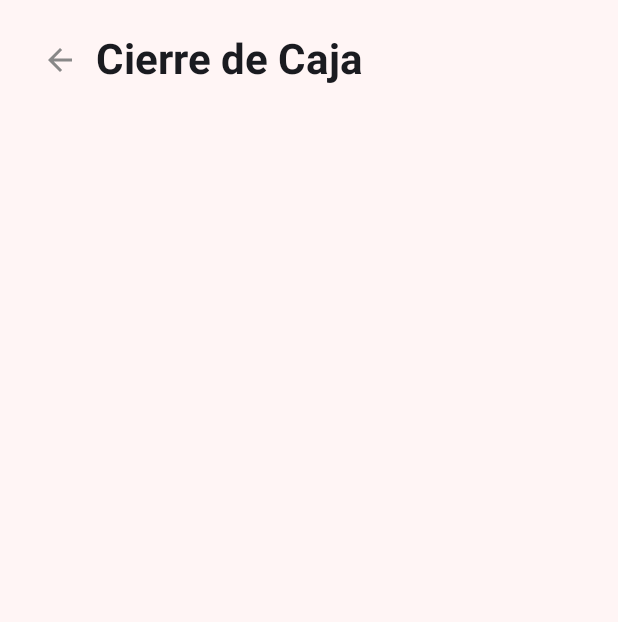
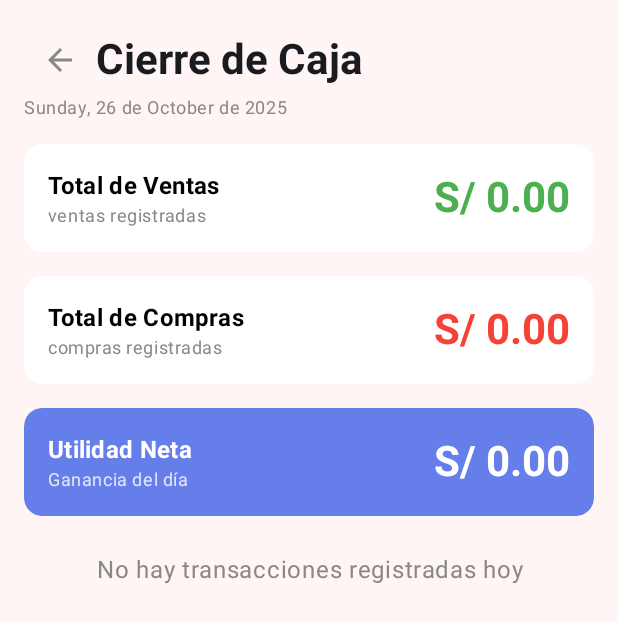
Before and after one commit to madelein-milagros/bodeapp, an Android app built with Jetpack Compose: the ReportsScreen screen opened through its navigation route, on a phone screen of 412 x 824 dp. Shown: the top 622 px of the screen. Run offline under Robolectric (Android 15) with nearby library versions, the phone set to English and light mode, and no system bars; our stand-ins replace Room's generated code.

```diff
--- a/app/build.gradle.kts
+++ b/app/build.gradle.kts
@@ -60,7 +60,6 @@ dependencies {
     implementation(libs.androidx.ui.tooling.preview)
     implementation(libs.androidx.material3)
     implementation(libs.androidx.navigation.compose)
-    implementation(libs.androidx.lifecycle.livedata.ktx)
 
     // Dependencias de Test y Debug
     testImplementation(libs.junit)
--- /dev/null
+++ b/app/src/main/java/com/bodeapp/controlventas/data/CompraDao.kt
@@ -0,0 +1,14 @@
+package com.bodeapp.controlventas.data
+
+import androidx.room.*
+import com.bodeapp.controlventas.model.Compra
+import kotlinx.coroutines.flow.Flow
+
+@Dao
+interface CompraDao {
+    @Query("SELECT * FROM compras WHERE fecha = :fecha")
+    fun getComprasByDate(fecha: String): Flow<List<Compra>>
+
+    @Insert
+    suspend fun insertCompra(compra: Compra)
+}
--- /dev/null
+++ b/app/src/main/java/com/bodeapp/controlventas/ui/report/ReportViewModel.kt
@@ -0,0 +1,21 @@
+package com.bodeapp.controlventas.ui.report
+
+import android.app.Application
+import androidx.lifecycle.AndroidViewModel
+import com.bodeapp.controlventas.data.AppDatabase
+import kotlinx.coroutines.flow.map
+import java.time.LocalDate.now
+
+class ReportViewModel(application: Application) : AndroidViewModel(application) {
+
+    private val ventaDao = AppDatabase.getDatabase(application).ventaDao()
+    private val compraDao = AppDatabase.getDatabase(application).compraDao()
+    private val fechaHoy = now().toString()
+
+    // Ahora retornan Flow<Double> en lugar de LiveData
+    val totalVentas = ventaDao.getVentasByDate(fechaHoy)
+        .map { ventas -> ventas.sumOf { it.total } }
+
+    val totalCompras = compraDao.getComprasByDate(fechaHoy)
+        .map { compras -> compras.sumOf { it.total } }
+}
--- a/app/src/main/java/com/bodeapp/controlventas/ui/report/ReportsScreen.kt
+++ b/app/src/main/java/com/bodeapp/controlventas/ui/report/ReportsScreen.kt
@@ -1,20 +1,40 @@
 package com.bodeapp.controlventas.ui.report
 
+import android.os.Build
+import androidx.annotation.RequiresApi
 import androidx.compose.foundation.background
 import androidx.compose.foundation.layout.*
-import androidx.compose.material.icons.automirrored.filled.ArrowBack
+import androidx.compose.material.icons.Icons
 import androidx.compose.material.icons.filled.ArrowBack
 import androidx.compose.material3.*
-import androidx.compose.runtime.Composable
+import androidx.compose.runtime.*
 import androidx.compose.ui.Alignment
 import androidx.compose.ui.Modifier
+import androidx.compose.ui.draw.clip
 import androidx.compose.ui.graphics.Color
 import androidx.compose.ui.text.font.FontWeight
+import androidx.compose.ui.text.style.TextAlign
 import androidx.compose.ui.unit.dp
+import androidx.lifecycle.compose.collectAsStateWithLifecycle
+import androidx.lifecycle.viewmodel.compose.viewModel
 import androidx.navigation.NavController
+import java.time.LocalDate
+import java.time.format.DateTimeFormatter
 
+@RequiresApi(Build.VERSION_CODES.O)
 @Composable
-fun ReportsScreen(navController: NavController) {
+fun ReportsScreen(
+    navController: NavController,
+    viewModel: ReportViewModel = viewModel()
+) {
+    // Usamos collectAsStateWithLifecycle con Flows
+    val totalVentas by viewModel.totalVentas.collectAsStateWithLifecycle(initialValue = 0.0)
+    val totalCompras by viewModel.totalCompras.collectAsStateWithLifecycle(initialValue = 0.0)
+
+    val utilidad = totalVentas - totalCompras
+    val fechaHoy = LocalDate.now()
+        .format(DateTimeFormatter.ofPattern("EEEE, dd 'de' MMMM 'de' yyyy"))
+
     Column(
         modifier = Modifier
             .fillMaxSize()
@@ -27,7 +47,7 @@ fun ReportsScreen(navController: NavController) {
         ) {
             IconButton(onClick = { navController.popBackStack() }) {
                 Icon(
-                    imageVector = androidx.compose.material.icons.Icons.Default.ArrowBack,
+                    imageVector = Icons.Default.ArrowBack,
                     contentDescription = "Volver",
                     tint = Color.Gray
                 )
@@ -40,7 +60,91 @@ fun ReportsScreen(navController: NavController) {
             )
         }
 
-        // 👇 Mayela: completa desde aquí
-        // TODO: Agregar tarjetas de ventas, compras y utilidad
+        Text(
+            text = fechaHoy.replaceFirstChar { it.uppercase() },
+            style = MaterialTheme.typography.bodySmall,
+            color = Color.Gray
+        )
+
+        Spacer(modifier = Modifier.height(16.dp))
+
+        ReportCard(
+            title = "Total de Ventas",
+            value = "S/ ${String.format("%.2f", totalVentas)}",
+            subtitle = "ventas registradas",
+            color = Color(0xFF4CAF50)
+        )
+        Spacer(modifier = Modifier.height(16.dp))
+        ReportCard(
+            title = "Total de Compras",
+            value = "S/ ${String.format("%.2f", totalCompras)}",
+            subtitle = "compras registradas",
+            color = Color(0xFFF44336)
+        )
+        Spacer(modifier = Modifier.height(16.dp))
+        ReportCard(
+            title = "Utilidad Neta",
+            value = "S/ ${String.format("%.2f", utilidad)}",
+            subtitle = "Ganancia del día",
+            color = Color(0xFF667EEA),
+            isHeader = true
+        )
+
+        Spacer(modifier = Modifier.height(24.dp))
+
+        if (totalVentas == 0.0 && totalCompras == 0.0) {
+            Text(
+                text = "No hay transacciones registradas hoy",
+                textAlign = TextAlign.Center,
+                color = Color.Gray,
+                modifier = Modifier.fillMaxWidth()
+            )
+        }
     }
 }
+
+@Composable
+fun ReportCard(
+    title: String,
+    value: String,
+    subtitle: String,
+    color: Color,
+    isHeader: Boolean = false
+) {
+    Card(
+        modifier = Modifier
+            .fillMaxWidth()
+            .clip(MaterialTheme.shapes.medium),
+        colors = CardDefaults.cardColors(
+            containerColor = if (isHeader) color else Color.White
+        )
+    ) {
+        Row(
+            modifier = Modifier
+                .fillMaxWidth()
+                .padding(16.dp),
+            horizontalArrangement = Arrangement.SpaceBetween,
+            verticalAlignment = Alignment.CenterVertically
+        ) {
+            Column {
+                Text(
+                    text = title,
+                    style = MaterialTheme.typography.titleMedium,
+                    fontWeight = FontWeight.Bold,
+                    color = if (isHeader) Color.White else Color.Black
+                )
+                Text(
+                    text = subtitle,
+                    style = MaterialTheme.typography.bodySmall,
+                    color = if (isHeader) Color.White.copy(alpha = 0.8f) else Color.Gray
+                )
+            }
+            Text(
+                text = value,
+                style = MaterialTheme.typography.headlineMedium,
+                color = if (isHeader) Color.White else color,
+                fontWeight = FontWeight.Bold
+            )
+        }
+    }
+}
```
Also changed, not shown: app/src/main/java/com/bodeapp/controlventas/data/CompraRepository.kt (added, +9 -0 lines), app/src/main/java/com/bodeapp/controlventas/data/ProductoRepository.kt (added, +10 -0 lines), app/src/main/java/com/bodeapp/controlventas/data/VentaRepository.kt (added, +9 -0 lines), app/src/main/java/com/bodeapp/controlventas/model/Compra.kt (added, +14 -0 lines), app/src/main/java/com/bodeapp/controlventas/ui/product/ProductRegistrationScreen.kt (+16 -1 lines), app/src/main/java/com/bodeapp/controlventas/ui/product/ProductViewModel.kt (added, +26 -0 lines), app/src/main/java/com/bodeapp/controlventas/ui/purchase/PurchaseViewModel.kt (added, +31 -0 lines), app/src/main/java/com/bodeapp/controlventas/ui/purchase/PurchasesScreen.kt (+27 -4 lines), app/src/main/java/com/bodeapp/controlventas/ui/sale/SaleViewModel.kt (added, +24 -0 lines).
